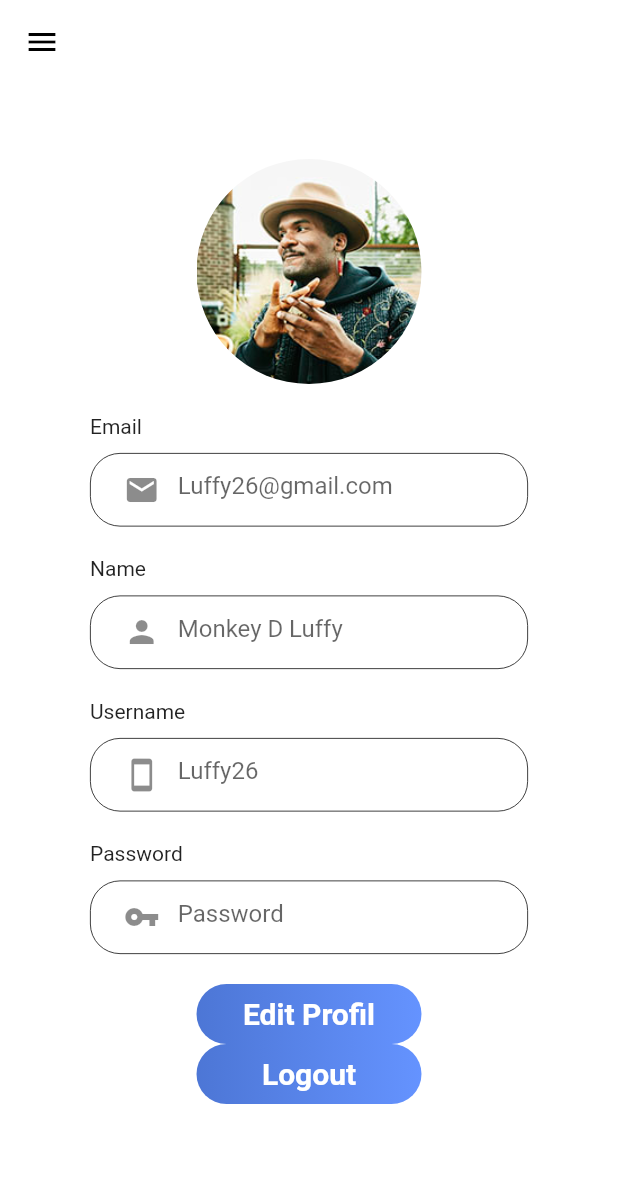
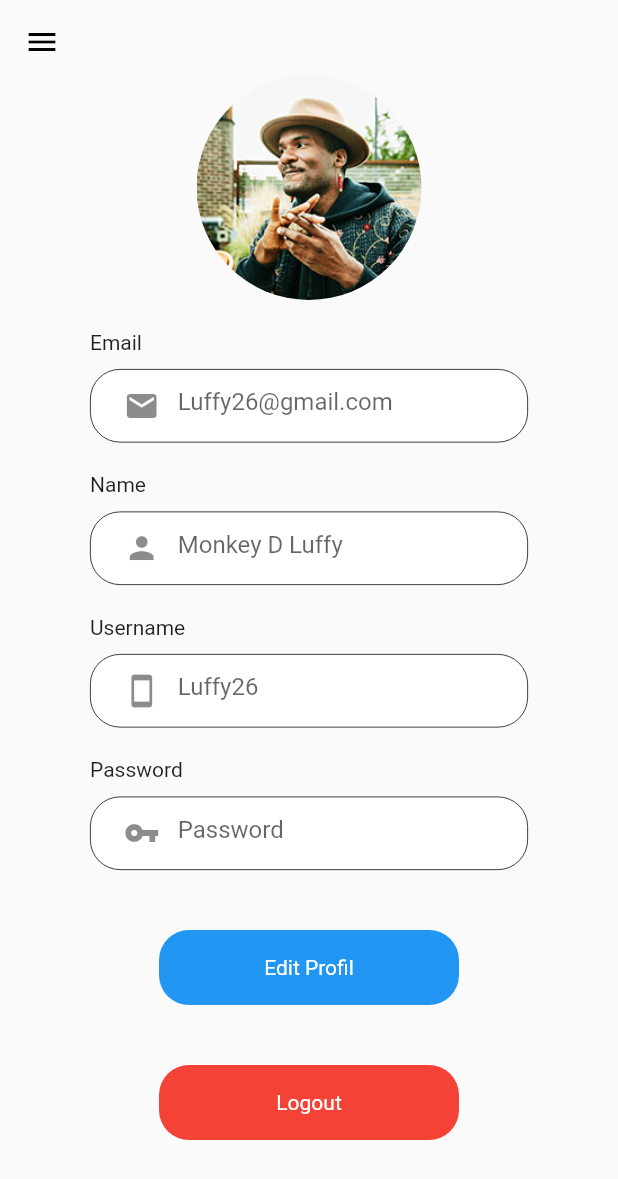
Before and after one commit to syaifqr/Aplikasi_Tempat_Wisata, a Flutter app: the Profil screen opened by its route, on a phone screen of 412 x 824 dp. Shown: the top 1179 px of the screen. Run offline on Flutter 3.47's test engine with Material 2 defaults, Android fonts, the phone set to English and light mode, and no system bars.

Commit message:
Update profil

```diff
--- a/project_uas_flutter/lib/screens/profil.dart
+++ b/project_uas_flutter/lib/screens/profil.dart
@@ -13,10 +13,10 @@ class _ProfilState extends State<Profil> {
   Widget build(BuildContext context) {
     return SafeArea(
       child: Scaffold(
-        backgroundColor: Colors.white,
+        extendBodyBehindAppBar: true,
         appBar: AppBar(
           elevation: 0,
-          backgroundColor: Colors.white,
+          backgroundColor: Colors.transparent,
           leading: Builder(
             builder: (BuildContext context) {
               return IconButton(
@@ -132,26 +132,52 @@ class _ProfilState extends State<Profil> {
                       ),
                     ),
                   ),
-              Expanded(
-                    child: Center(
-                      child: ButtonWidget1(
-                        onClick: () {
-                          Navigator.of(context).pushNamed('/home');
-                        },
-                        btnText: "Edit Profil",
+              SizedBox(height: 10),
+              InkWell(
+                onTap: () {Navigator.of(context).pushNamed('/home');},
+                child: Center(
+                  child: Container(
+                        width: 200,
+                        height: 50,
+                        margin: EdgeInsets.only(top: 10, bottom: 20),
+                        decoration: BoxDecoration(
+                          borderRadius: BorderRadius.all(Radius.circular(20)),
+                          color: Colors.blue,
+                        ),
+                        child: Center(
+                          child: Text(
+                            'Edit Profil',
+                            style: TextStyle(color: Colors.white)
+                          ),
+                        )
                       ),
                     ),
                   ),
-              Expanded(
-                    child: Center(
-                      child: ButtonWidget1(
-                        onClick: () {
-                          Navigator.of(context).pushNamed('/login');
-                        },
-                        btnText: "Logout",
+
+              SizedBox(height: 10),
+              InkWell(
+                onTap: () {Navigator.of(context).pushNamed('/login');},
+                child:
+                  Center(
+                    child: Container(
+                        width: 200,
+                        height: 50,
+                        margin: EdgeInsets.only(top: 10, bottom: 20),
+                        decoration: BoxDecoration(
+                          borderRadius: BorderRadius.all(Radius.circular(20)),
+                          color: Colors.red,
+                        ),
+                        child: Center(
+                          child: Text(
+                            'Logout',
+                            style: TextStyle(color: Colors.white)
+                          ),
+                        )
                       ),
-                    ),
-                  )
+                  ),
+                  ),
+
+              SizedBox(height: 10),
             ],
           )
         ),
```
